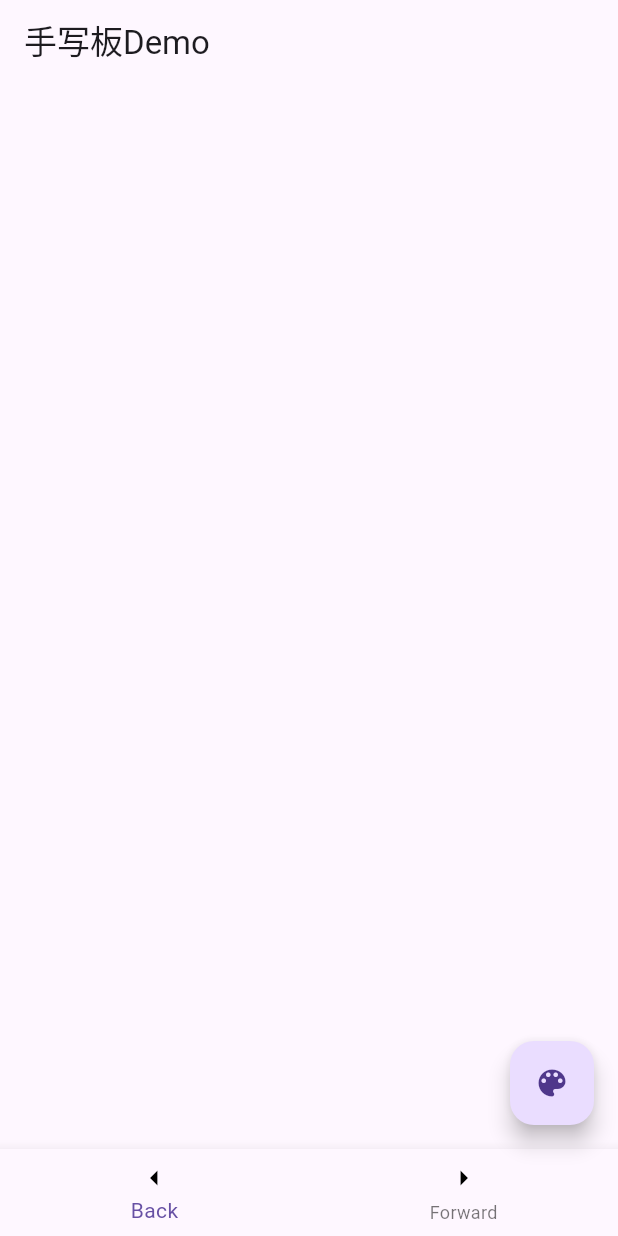
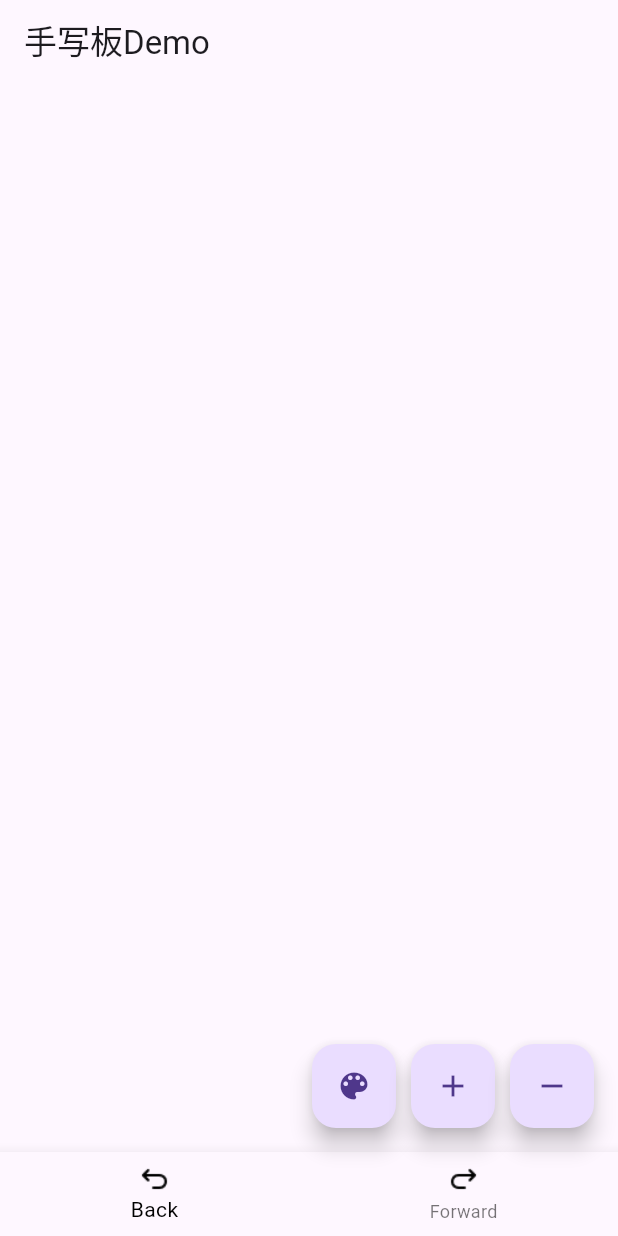
Before and after one commit to 7-bit11/flutter_tablet_plugin, a Flutter app: the screen it shows after launch, on a phone screen of 412 x 824 dp. Run offline on Flutter 3.47's test engine with Material 3 defaults, Android fonts, the phone set to English and light mode, and no system bars.

Commit message:
✨ feat(字体大小):

```diff
--- a/example/lib/main.dart
+++ b/example/lib/main.dart
@@ -81,6 +81,17 @@ class _MyAppState extends State<MyApp> {
     );
   }
 
+  _changeSizeAdd() {
+    _controller.size.value++;
+  }
+
+  _changeSizeReduce() {
+    _controller.size.value--;
+  }
+
+  int _currentIndex = 0;
+
+  double size = 5;
   @override
   Widget build(BuildContext context) {
     return MaterialApp(
@@ -94,22 +105,38 @@ class _MyAppState extends State<MyApp> {
           textColor: _textColor,
         ),
       ),
-      floatingActionButton: Builder(builder: (context) {
-        return FloatingActionButton(
-          onPressed: () {
-            _changeColor(context);
-            //data.close();
-          },
-          child: const Icon(Icons.color_lens),
-        );
-      }),
+      floatingActionButton: Row(
+        mainAxisAlignment: MainAxisAlignment.end,
+        children: [
+          Builder(builder: (context) {
+            return FloatingActionButton(
+              onPressed: () => _changeColor(context),
+              child: const Icon(Icons.color_lens),
+            );
+          }),
+          const SizedBox(width: 10),
+          FloatingActionButton(
+            onPressed: () => _changeSizeAdd(),
+            child: const Icon(Icons.add),
+          ),
+          const SizedBox(width: 10),
+          FloatingActionButton(
+            onPressed: () => _changeSizeReduce(),
+            child: const Icon(Icons.remove),
+          ),
+        ],
+      ),
       bottomNavigationBar: BottomNavigationBar(
+        selectedItemColor: Colors.black,
+        currentIndex: _currentIndex,
         items: [
           BottomNavigationBarItem(
               icon: ListenableBuilder(
                 builder: (context, clid) {
-                  return Icon(
-                    Icons.arrow_left,
+                  return Image.asset(
+                    width: 20,
+                    height: 20,
+                    "assets/icons/arrow_left.png",
                     color: _controller.isCancelStep.value
                         ? Colors.blue
                         : Colors.black,
@@ -121,8 +148,10 @@ class _MyAppState extends State<MyApp> {
           BottomNavigationBarItem(
               icon: ListenableBuilder(
                 builder: (context, clid) {
-                  return Icon(
-                    Icons.arrow_right,
+                  return Image.asset(
+                    width: 20,
+                    height: 20,
+                    "assets/icons/arrow_right.png",
                     color: _controller.isForwardStep.value
                         ? Colors.blue
                         : Colors.black,
@@ -138,6 +167,8 @@ class _MyAppState extends State<MyApp> {
           } else if (value == 1) {
             _forward();
           }
+          _currentIndex = value;
+          setState(() {});
         },
       ),
     ));
--- a/example/pubspec.yaml
+++ b/example/pubspec.yaml
@@ -54,9 +54,9 @@ flutter:
   uses-material-design: true
 
   # To add assets to your application, add an assets section, like this:
-  # assets:
-  #   - images/a_dot_burr.jpeg
-  #   - images/a_dot_ham.jpeg
+  assets:
+    - assets/icons/
+
 
   # An image asset can refer to one or more resolution-specific "variants", see
   # https://flutter.dev/to/resolution-aware-images
--- a/lib/src/custom_signature_pad.dart
+++ b/lib/src/custom_signature_pad.dart
@@ -8,16 +8,12 @@ class SignaturePad extends StatefulWidget {
     super.key,
     required this.controller,
     this.textColor = Colors.black,
-    this.penSize = 5.0,
     this.strokeCap = StrokeCap.round,
   });
   final SignaturePadController controller;
 
   ///  文本颜色
   Color textColor;
-
-  /// 画笔大小
-  double penSize;
 
   /// 画笔样式
   StrokeCap strokeCap;
@@ -49,7 +45,7 @@ class _SignaturePadState extends State<SignaturePad> {
           return CustomPaint(
             painter: SignaturePainter(_controller.paths.value,
                 pathColor: _controller.pathColor,
-                penSize: widget.penSize,
+                penSize: _controller.penSize,
                 strokeCap: widget.strokeCap),
             size: Size.infinite,
           );
@@ -62,11 +58,11 @@ class _SignaturePadState extends State<SignaturePad> {
 class SignaturePainter extends CustomPainter {
   final List<Path> paths;
   final List<Color> pathColor;
+  final List<double> penSize;
 
   ///  文本颜色
 
   /// 画笔大小
-  double penSize;
 
   /// 画笔样式
   StrokeCap strokeCap;
@@ -80,7 +76,7 @@ class SignaturePainter extends CustomPainter {
     for (var i = 0; i < pathColor.length; i++) {
       final Paint paint = Paint()
         ..color = pathColor[i]
-        ..strokeWidth = penSize
+        ..strokeWidth = penSize[i]
         ..strokeCap = strokeCap
         ..style = PaintingStyle.stroke;
       canvas.drawPath(paths[i], paint);
--- a/lib/src/signature_pad_controller.dart
+++ b/lib/src/signature_pad_controller.dart
@@ -18,10 +18,13 @@ class SignaturePadController extends ChangeNotifier {
   /// 存储每个路径的颜色历史记录
   ValueNotifier<List<Color>> pathColorHistory = ValueNotifier([]);
 
+  /// 存储每个路径的size历史记录
+  ValueNotifier<List<double>> sizeHistory = ValueNotifier([]);
   ValueNotifier<bool> isCancelStep = ValueNotifier(false);
   ValueNotifier<bool> isForwardStep = ValueNotifier(false);
-
+  ValueNotifier<double> size = ValueNotifier(5.0);
   List<Color> pathColor = [];
+  List<double> penSize = [];
   int index = 0;
 
   /// 当用户开始触摸屏幕时，创建新的路径和新的点列表
@@ -32,6 +35,7 @@ class SignaturePadController extends ChangeNotifier {
       pointsHistory.value = pointsHistory.value.sublist(0, index);
       pathColorHistory.value =
           pathColorHistory.value.sublist(0, index); // 同步清除颜色历史记录
+      sizeHistory.value = sizeHistory.value.sublist(0, index);
     }
 
     // 创建新的路径和点列表
@@ -43,6 +47,8 @@ class SignaturePadController extends ChangeNotifier {
     pathsHistory.value.add(paths.value.last);
     pointsHistory.value.add(points.value.last);
     pathColorHistory.value.add(color); // 同步记录颜色历史记录
+    penSize.add(size.value);
+    sizeHistory.value.add(penSize.last);
     pathColor.add(color);
 
     // 更新索引
@@ -85,6 +91,7 @@ class SignaturePadController extends ChangeNotifier {
       paths.value.removeLast();
       points.value.removeLast();
       pathColor.removeLast();
+      penSize.removeLast();
       index--;
 
       // 更新状态
@@ -104,6 +111,7 @@ class SignaturePadController extends ChangeNotifier {
       paths.value.add(pathsHistory.value[index]);
       points.value.add(pointsHistory.value[index]);
       pathColor.add(pathColorHistory.value[index]); // 同步添加颜色
+      penSize.add(sizeHistory.value[index]);
       index++;
 
       // 更新状态
```
